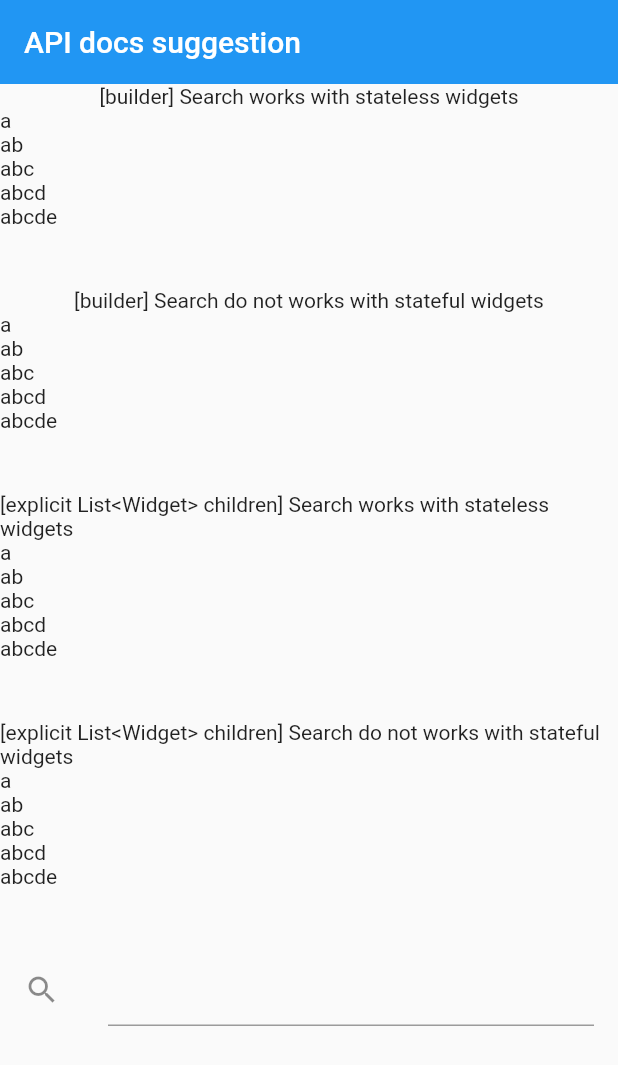
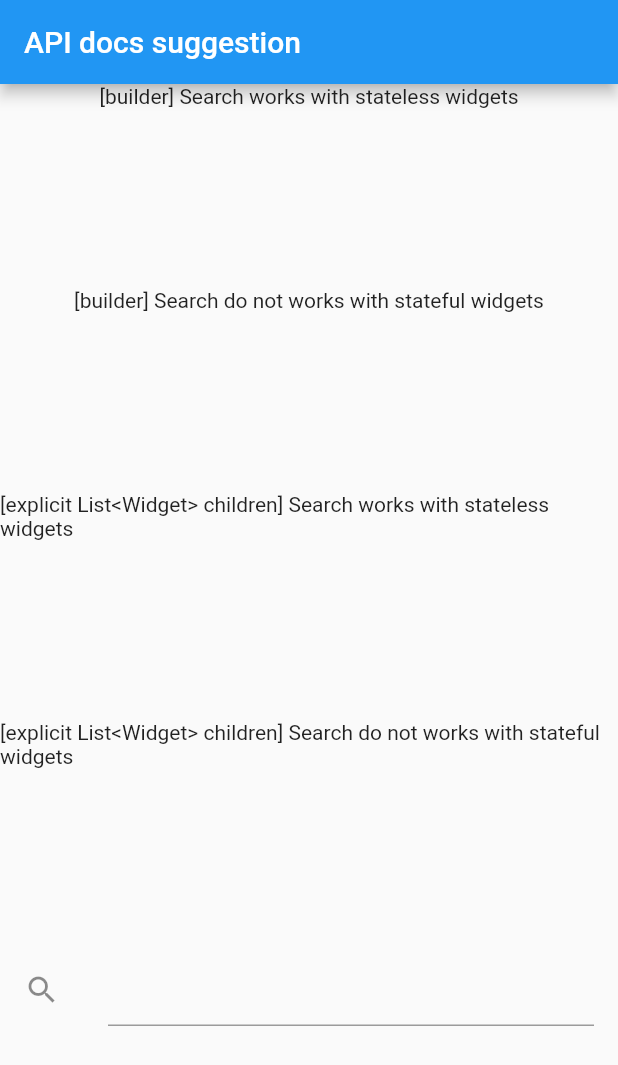
Before and after one commit to wagner1343/unexpected-behavior-listview, a Flutter app: the screen it shows after launch, on a phone screen of 412 x 824 dp. Shown: the top 1065 px of the screen. Run offline on Flutter 3.47's test engine with Material 2 defaults, Android fonts, the phone set to English and light mode, and no system bars.

Commit message:
Remove unnecessary code

```diff
--- a/lib/main.dart
+++ b/lib/main.dart
@@ -21,12 +21,6 @@ class _HomePageState extends State<HomePage> {
 
   @override
   Widget build(BuildContext context) {
-    List<Widget> statelessStrings = <Widget>[];
-    List<Widget> statefulStrings = <Widget>[];
-    _strings.forEach((s) {
-      statelessStrings.add(Text(s));
-      statefulStrings.add(SampleWidget(s));
-    });
 
     List<Widget> statelessResult = <Widget>[];
     List<Widget> statefulResult = <Widget>[];
@@ -38,7 +32,6 @@ class _HomePageState extends State<HomePage> {
     return Scaffold(
         appBar: AppBar(
           title: Text('API docs suggestion'),
-          elevation: 0.0,
         ),
         body: SingleChildScrollView(
             child: Column(
@@ -46,60 +39,32 @@ class _HomePageState extends State<HomePage> {
                 Text("[builder] Search works with stateless widgets"),
                 Container(
                     height: 120,
-                    child: _result.length != 0
-                        ? ListView.builder(
+                    child: ListView.builder(
                       shrinkWrap: true,
                       itemCount: _result.length,
                       itemBuilder: (context, i) => Text(_result[i]),
-                    )
-                        : ListView.builder(
-                      shrinkWrap: true,
-                      itemCount: _strings.length,
-                      itemBuilder: (context, i) => Text(_strings[i]),
                     )),
                 Text("[builder] Search do not works with stateful widgets"),
                 Container(
                     height: 120,
-                    child: _result.length != 0
-                        ? ListView.builder(
+                    child: ListView.builder(
                       shrinkWrap: true,
                       itemCount: _result.length,
                       itemBuilder: (context, i) => SampleWidget(_result[i]),
-                    )
-                        : ListView.builder(
-                      shrinkWrap: true,
-                      itemCount: _strings.length,
-                      itemBuilder: (context, i) => SampleWidget(_strings[i]),
                     )),
                 Text(
                     "[explicit List<Widget> children] Search works with stateless widgets"),
                 Container(
                     height: 120,
-                    child: _result.length != 0
-                        ? ListView.builder(
-                      shrinkWrap: true,
-                      itemCount: _result.length,
-                      itemBuilder: (context, i) => Text(_result[i]),
-                    )
-                        : ListView.builder(
-                      shrinkWrap: true,
-                      itemCount: _strings.length,
-                      itemBuilder: (context, i) => Text(_strings[i]),
+                    child:  ListView(
+                      children: statelessResult
                     )),
                 Text(
                     "[explicit List<Widget> children] Search do not works with stateful widgets"),
                 Container(
                     height: 120,
-                    child: _result.length != 0
-                        ? ListView.builder(
-                      shrinkWrap: true,
-                      itemCount: _result.length,
-                      itemBuilder: (context, i) => SampleWidget(_result[i]),
-                    )
-                        : ListView.builder(
-                      shrinkWrap: true,
-                      itemCount: _strings.length,
-                      itemBuilder: (context, i) => SampleWidget(_strings[i]),
+                    child:  ListView(
+                      children: statefulResult,
                     )),
                 ListTile(
                   leading: Icon(Icons.search),
```
